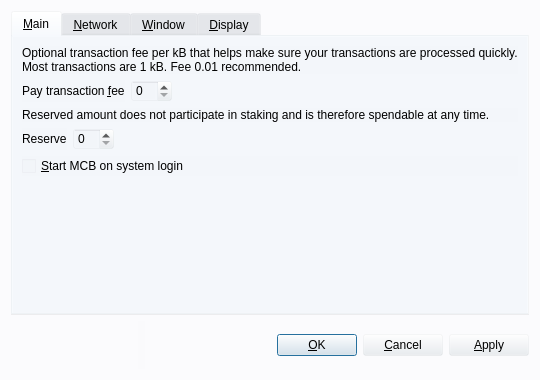
First picture: the form in src/qt/forms/optionsdialog.ui, repository mcobitcoin/mcobit, before the edit.
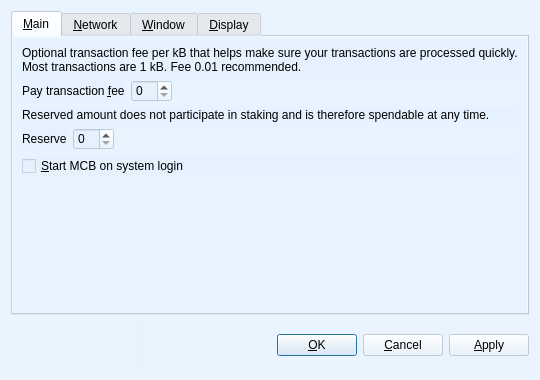
Second picture: the form after the edit. Custom widgets are drawn as their Qt base class.

The edit to the form file:
```diff
--- a/src/qt/forms/optionsdialog.ui
+++ b/src/qt/forms/optionsdialog.ui
@@ -14,7 +14,7 @@
    <string>Options</string>
   </property>
   <property name="styleSheet">
-   <string notr="true">background:rgba(232, 236, 241, 0.1);</string>
+<string notr="true">background:rgba(228, 241, 254, 0.6);</string>
   </property>
   <property name="modal">
    <bool>true</bool>
```
